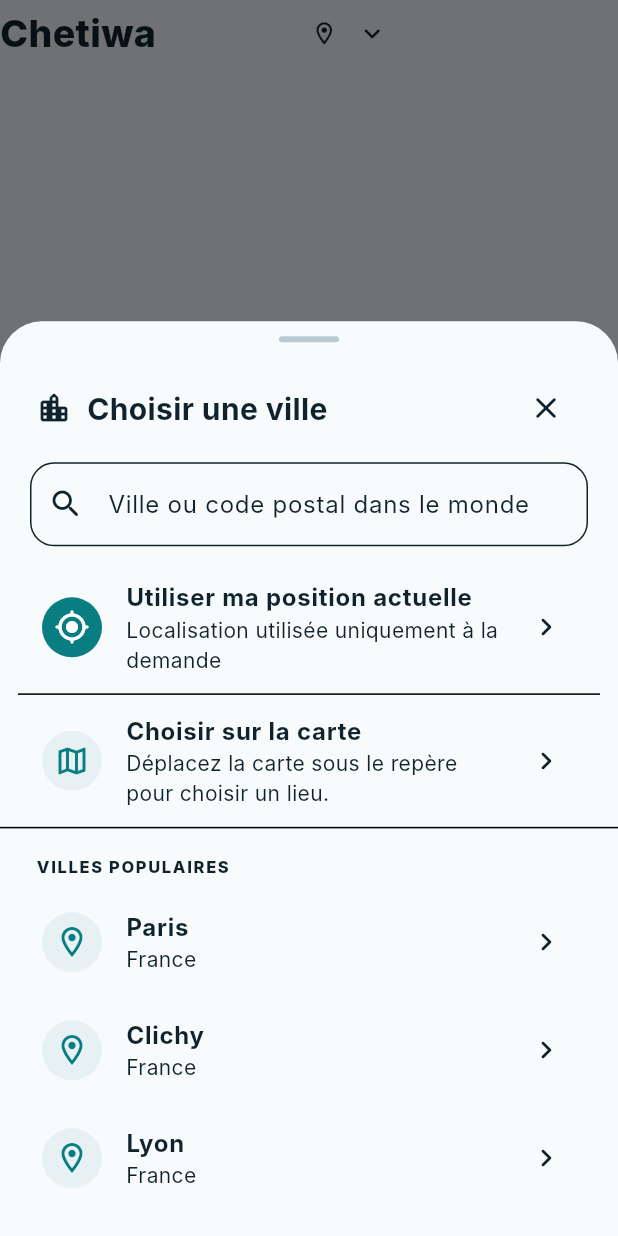
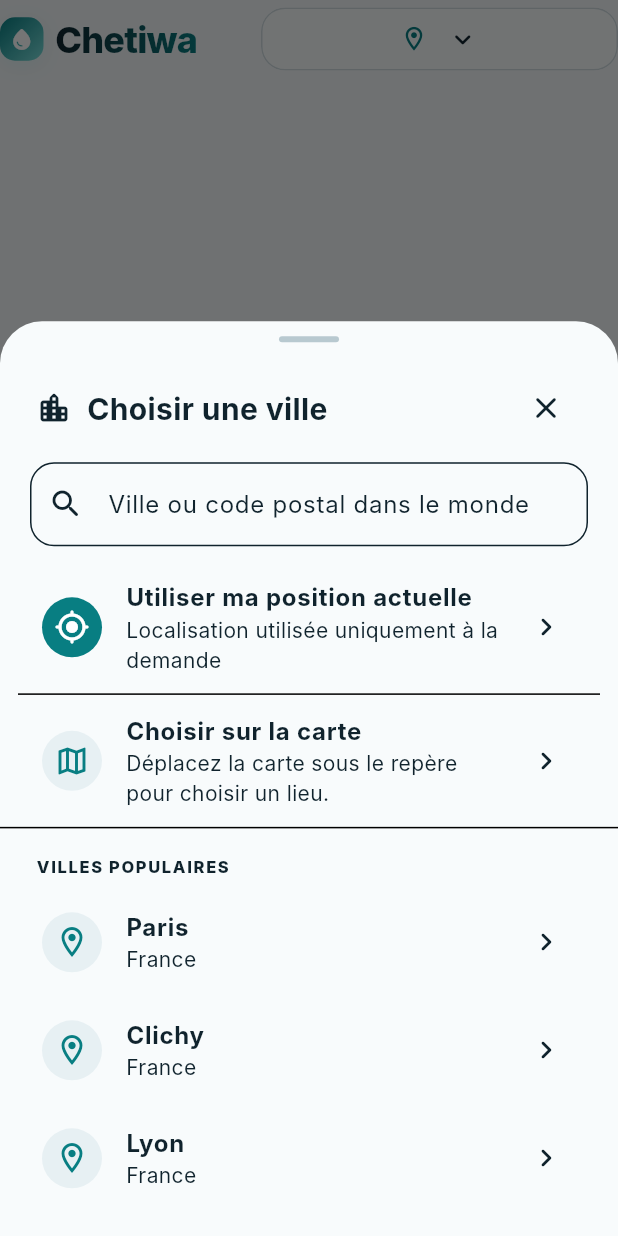
Before and after one commit to 1mohamedelasri/chetiwa, a Flutter app: the ChetiwaHeader widget shown alone on an empty page, opened directly with empty values, after a tap on the "location on" icon, on a phone screen of 412 x 824 dp. Run offline on Flutter 3.47's test engine with Material 3 defaults, Android fonts, the phone set to English and light mode, and no system bars; our stand-ins replace equatable, firebase_analytics, firebase_core, flutter_bloc, flutter_local_notifications, flutter_map and 8 more; accounts and stored records are empty; network calls fail; Roboto replaces fonts that are missing (Inter).

Commit message:
feat: refine Chetiwa weather header

```diff
--- a/lib/features/forecast/presentation/widgets/weather_chrome.dart
+++ b/lib/features/forecast/presentation/widgets/weather_chrome.dart
@@ -43,24 +43,13 @@ final class ChetiwaHeader extends StatelessWidget {
 
   @override
   Widget build(BuildContext context) => SizedBox(
-    height: 44,
+    height: 52,
     child: Row(
       children: [
-        const Flexible(
-          flex: 2,
-          child: FittedBox(
-            fit: BoxFit.scaleDown,
-            alignment: Alignment.centerLeft,
-            child: Text(
-              'Chetiwa',
-              maxLines: 1,
-              style: TextStyle(fontSize: 25, fontWeight: FontWeight.w800),
-            ),
-          ),
-        ),
-        const SizedBox(width: ChetiwaSpacing.x2),
+        const Expanded(flex: 5, child: _ChetiwaBrand()),
+        const SizedBox(width: ChetiwaSpacing.x1),
         Expanded(
-          flex: 3,
+          flex: 7,
           child: LocationSelector(
             locationName: locationName,
             onLocationSelected: onLocationSelected,
@@ -69,6 +58,71 @@ final class ChetiwaHeader extends StatelessWidget {
       ],
     ),
   );
+}
+
+/// Compact brand lockup: a recognizable mark plus a restrained wordmark keeps
+/// the header distinctive without taking space away from the selected place.
+final class _ChetiwaBrand extends StatelessWidget {
+  const _ChetiwaBrand();
+
+  @override
+  Widget build(BuildContext context) {
+    final scheme = Theme.of(context).colorScheme;
+    return Semantics(
+      label: 'Chetiwa',
+      child: Row(
+        mainAxisSize: MainAxisSize.min,
+        children: [
+          DecoratedBox(
+            decoration: BoxDecoration(
+              gradient: LinearGradient(
+                colors: [scheme.primary, ChetiwaColors.accentPrimary],
+                begin: Alignment.topLeft,
+                end: Alignment.bottomRight,
+              ),
+              borderRadius: BorderRadius.circular(ChetiwaRadius.small),
+              boxShadow: const [
+                BoxShadow(
+                  color: Color(0x2679DDDA),
+                  blurRadius: 10,
+                  offset: Offset(0, 3),
+                ),
+              ],
+            ),
+            child: const SizedBox(
+              width: 29,
+              height: 29,
+              child: Icon(
+                Icons.water_drop_rounded,
+                size: 17,
+                color: Colors.white,
+              ),
+            ),
+          ),
+          const SizedBox(width: ChetiwaSpacing.x2),
+          Flexible(
+            child: ShaderMask(
+              blendMode: BlendMode.srcIn,
+              shaderCallback: (bounds) => LinearGradient(
+                colors: [scheme.onSurface, scheme.primary],
+              ).createShader(bounds),
+              child: const Text(
+                'Chetiwa',
+                maxLines: 1,
+                overflow: TextOverflow.ellipsis,
+                style: TextStyle(
+                  fontSize: 24,
+                  fontWeight: FontWeight.w800,
+                  letterSpacing: -0.5,
+                  height: 1,
+                ),
+              ),
+            ),
+          ),
+        ],
+      ),
+    );
+  }
 }
 
 final class LocationSelector extends StatelessWidget {
@@ -86,8 +140,16 @@ final class LocationSelector extends StatelessWidget {
     button: true,
     label: context.l10n.selectedLocationLabel(locationName),
     child: Material(
-      color: Colors.transparent,
-      borderRadius: BorderRadius.circular(ChetiwaRadius.medium),
+      color: Theme.of(
+        context,
+      ).colorScheme.surfaceContainerHighest.withValues(alpha: 0.72),
+      shape: RoundedRectangleBorder(
+        borderRadius: BorderRadius.circular(ChetiwaRadius.medium),
+        side: BorderSide(
+          color: Theme.of(context).colorScheme.outline.withValues(alpha: 0.65),
+        ),
+      ),
+      clipBehavior: Clip.antiAlias,
       child: InkWell(
         onTap: () async {
           final repository = context.read<LocationRepository>();
@@ -105,7 +167,11 @@ final class LocationSelector extends StatelessWidget {
             child: Row(
               mainAxisAlignment: MainAxisAlignment.center,
               children: [
-                const Icon(Icons.location_on_outlined, size: 18),
+                Icon(
+                  Icons.location_on_outlined,
+                  size: 19,
+                  color: Theme.of(context).colorScheme.primary,
+                ),
                 const SizedBox(width: ChetiwaSpacing.x2),
                 Flexible(
                   child: Text(
```
